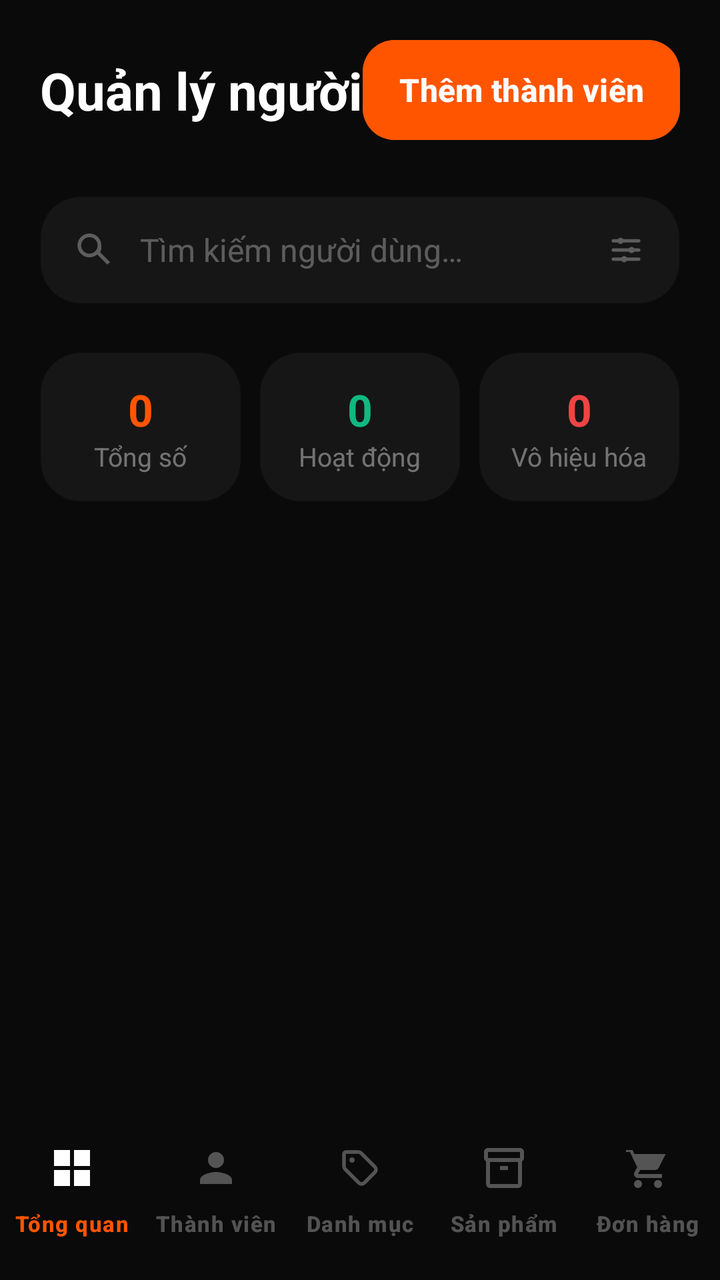
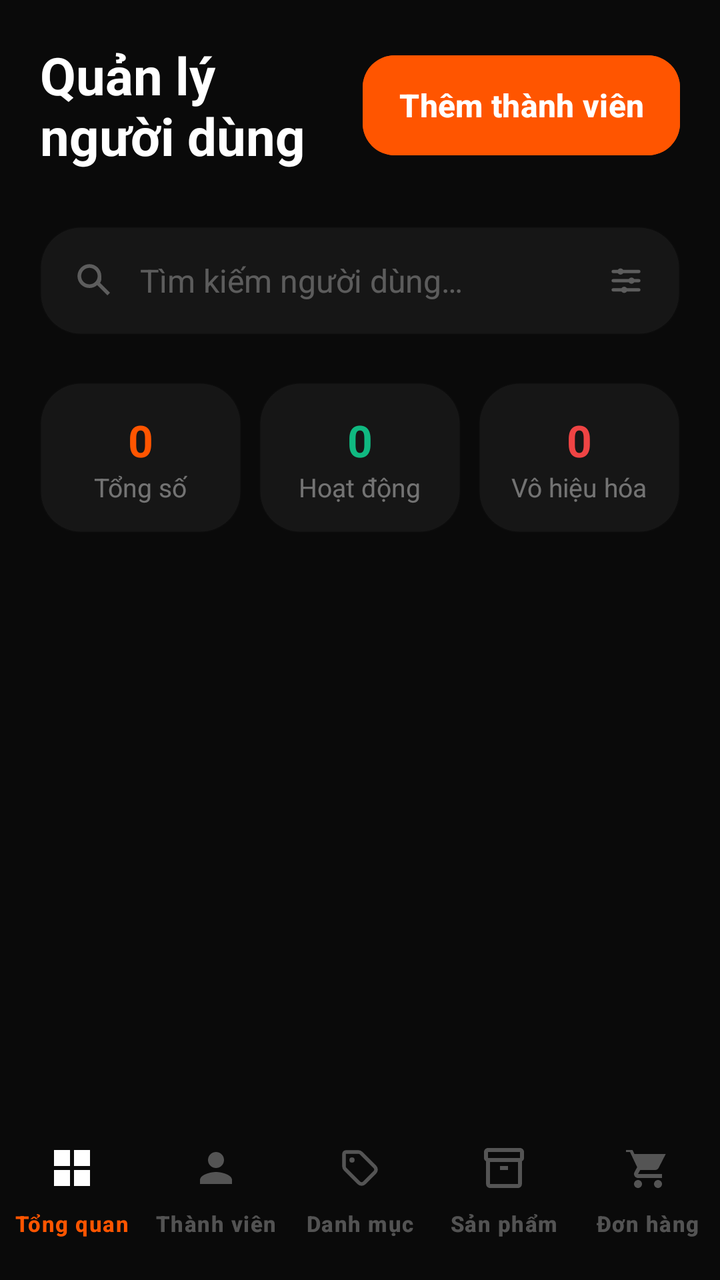

Screens rendered from an Android XML layout before and after an edit, with the pre-edit source and the edit as a unified diff.
<!-- AndroidManifest.xml: activity theme Theme.SoleStep.Admin -->
<!-- res/layout/activity_user_management.xml -->
<?xml version="1.0" encoding="utf-8"?>
<androidx.constraintlayout.widget.ConstraintLayout xmlns:android="http://schemas.android.com/apk/res/android"
    xmlns:app="http://schemas.android.com/apk/res-auto"
    xmlns:tools="http://schemas.android.com/tools"
    android:id="@+id/admin_user_management_root"
    android:layout_width="match_parent"
    android:layout_height="match_parent"
    android:background="@color/bg_dark_primary"
    tools:context=".admin.UserManagementActivity">

    <androidx.core.widget.NestedScrollView
        android:layout_width="match_parent"
        android:layout_height="0dp"
        android:clipToPadding="false"
        android:paddingBottom="24dp"
        app:layout_constraintBottom_toTopOf="@id/admin_bottom_nav"
        app:layout_constraintTop_toTopOf="parent">

        <LinearLayout
            android:layout_width="match_parent"
            android:layout_height="wrap_content"
            android:orientation="vertical"
            android:paddingHorizontal="20dp"
            android:paddingTop="20dp">

            <androidx.constraintlayout.widget.ConstraintLayout
                android:layout_width="match_parent"
                android:layout_height="wrap_content"
                android:layout_marginBottom="28dp">

                <TextView
                    android:id="@+id/tv_title"
                    android:layout_width="wrap_content"
                    android:layout_height="wrap_content"
                    android:text="@string/admin_users_title"
                    android:textColor="@color/text_dark_primary"
                    android:textSize="26sp"
                    android:textStyle="bold"
                    app:layout_constraintBottom_toBottomOf="parent"
                    app:layout_constraintStart_toStartOf="parent"
                    app:layout_constraintTop_toTopOf="parent" />

                <com.google.android.material.button.MaterialButton
                    android:id="@+id/btn_add_user"
                    android:layout_width="wrap_content"
                    android:layout_height="50dp"
                    android:backgroundTint="@color/brand_orange"
                    android:insetTop="0dp"
                    android:insetBottom="0dp"
                    android:paddingHorizontal="18dp"
                    android:text="@string/admin_btn_add_user"
                    android:textAllCaps="false"
                    android:textColor="@color/brand_white"
                    android:textSize="16sp"
                    android:textStyle="bold"
                    app:cornerRadius="16dp"
                    app:layout_constraintBottom_toBottomOf="parent"
                    app:layout_constraintEnd_toEndOf="parent"
                    app:layout_constraintTop_toTopOf="parent" />
            </androidx.constraintlayout.widget.ConstraintLayout>

            <LinearLayout
                android:layout_width="match_parent"
                android:layout_height="54dp"
                android:background="@drawable/bg_card_dark"
                android:backgroundTint="@color/bg_dark_surface_2"
                android:gravity="center_vertical"
                android:orientation="horizontal"
                android:paddingHorizontal="16dp">

                <ImageView
                    android:layout_width="22dp"
                    android:layout_height="22dp"
                    android:src="@drawable/ic_material_search"
                    app:tint="@color/text_dark_muted" />

                <EditText
                    android:layout_width="0dp"
                    android:layout_height="match_parent"
                    android:layout_weight="1"
                    android:background="@android:color/transparent"
                    android:hint="@string/admin_users_search_hint"
                    android:inputType="text"
                    android:paddingHorizontal="12dp"
                    android:textColor="@color/text_dark_primary"
                    android:textColorHint="@color/text_dark_muted"
                    android:textSize="16sp" />

                <ImageView
                    android:layout_width="22dp"
                    android:layout_height="22dp"
                    android:src="@drawable/ic_filter_sliders"
                    app:tint="@color/text_dark_muted" />
            </LinearLayout>

            <LinearLayout
                android:layout_width="match_parent"
                android:layout_height="wrap_content"
                android:layout_marginTop="24dp"
                android:orientation="horizontal">

                <LinearLayout
                    android:layout_width="0dp"
                    android:layout_height="wrap_content"
                    android:layout_marginEnd="6dp"
                    android:layout_weight="1"
                    android:background="@drawable/bg_card_dark"
                    android:backgroundTint="@color/bg_dark_surface_2"
                    android:gravity="center"
                    android:orientation="vertical"
                    android:paddingVertical="14dp">

                    <TextView
                        android:id="@+id/tv_total_users"
                        android:layout_width="wrap_content"
                        android:layout_height="wrap_content"
                        android:text="0"
                        android:textColor="@color/brand_orange"
                        android:textSize="22sp"
                        android:textStyle="bold" />

                    <TextView
                        android:layout_width="wrap_content"
                        android:layout_height="wrap_content"
                        android:text="Tổng số"
                        android:textColor="@color/text_dark_tertiary"
                        android:textSize="13sp" />
                </LinearLayout>

                <LinearLayout
                    android:layout_width="0dp"
                    android:layout_height="wrap_content"
                    android:layout_marginHorizontal="3dp"
                    android:layout_weight="1"
                    android:background="@drawable/bg_card_dark"
                    android:backgroundTint="@color/bg_dark_surface_2"
                    android:gravity="center"
                    android:orientation="vertical"
                    android:paddingVertical="14dp">

                    <TextView
                        android:id="@+id/tv_active_users"
                        android:layout_width="wrap_content"
                        android:layout_height="wrap_content"
                        android:text="0"
                        android:textColor="@color/status_success"
                        android:textSize="22sp"
                        android:textStyle="bold" />

                    <TextView
                        android:layout_width="wrap_content"
                        android:layout_height="wrap_content"
                        android:text="Hoạt động"
                        android:textColor="@color/text_dark_tertiary"
                        android:textSize="13sp" />
                </LinearLayout>

                <LinearLayout
                    android:layout_width="0dp"
                    android:layout_height="wrap_content"
                    android:layout_marginStart="6dp"
                    android:layout_weight="1"
                    android:background="@drawable/bg_card_dark"
                    android:backgroundTint="@color/bg_dark_surface_2"
                    android:gravity="center"
                    android:orientation="vertical"
                    android:paddingVertical="14dp">

                    <TextView
                        android:id="@+id/tv_inactive_users"
                        android:layout_width="wrap_content"
                        android:layout_height="wrap_content"
                        android:text="0"
                        android:textColor="@color/status_error"
                        android:textSize="22sp"
                        android:textStyle="bold" />

                    <TextView
                        android:layout_width="wrap_content"
                        android:layout_height="wrap_content"
                        android:text="@string/status_inactive"
                        android:textColor="@color/text_dark_tertiary"
                        android:textSize="13sp" />
                </LinearLayout>
            </LinearLayout>

            <androidx.recyclerview.widget.RecyclerView
                android:id="@+id/rv_users"
                android:layout_width="match_parent"
                android:layout_height="wrap_content"
                android:layout_marginTop="28dp"
                android:nestedScrollingEnabled="false" />

        </LinearLayout>
    </androidx.core.widget.NestedScrollView>

    <include
        layout="@layout/view_admin_bottom_nav"
        android:layout_width="match_parent"
        android:layout_height="wrap_content"
        app:layout_constraintBottom_toBottomOf="parent" />

</androidx.constraintlayout.widget.ConstraintLayout>
<!-- res/layout/view_admin_bottom_nav.xml (included above) -->
<?xml version="1.0" encoding="utf-8"?>
<com.google.android.material.bottomnavigation.BottomNavigationView
    xmlns:android="http://schemas.android.com/apk/res/android"
    xmlns:app="http://schemas.android.com/apk/res-auto"
    android:id="@+id/admin_bottom_nav"
    style="@style/Widget.SoleStep.BottomNavigationView.Admin"
    android:layout_width="match_parent"
    android:layout_height="wrap_content"
    app:menu="@menu/admin_bottom_nav_menu" />
<!-- resources referenced by this layout -->
<resources>
  <color name="bg_dark_primary">#0A0A0A</color>
  <color name="bg_dark_surface_2">#161616</color>
  <color name="brand_orange">#FF5500</color>
  <color name="brand_white">#FFFFFF</color>
  <color name="status_error">#EF4444</color>
  <color name="status_success">#10B981</color>
  <color name="text_dark_muted">#4DFFFFFF</color>
  <color name="text_dark_primary">#FFFFFF</color>
  <color name="text_dark_tertiary">#66FFFFFF</color>
  <!-- drawable bg_card_dark (drawable) -->
  <?xml version="1.0" encoding="utf-8"?>
  <shape xmlns:android="http://schemas.android.com/apk/res/android"
      android:shape="rectangle">
      <solid android:color="@color/bg_dark_surface_2" />
      <corners android:radius="@dimen/radius_card" />
      <stroke
          android:width="@dimen/stroke_thin"
          android:color="@color/border_dark_light" />
  </shape>
  <!-- drawable ic_material_search (drawable) -->
  <?xml version="1.0" encoding="utf-8"?>
  <vector xmlns:android="http://schemas.android.com/apk/res/android"
      android:width="24dp"
      android:height="24dp"
      android:viewportWidth="24"
      android:viewportHeight="24">
      <path
          android:fillColor="@android:color/black"
          android:pathData="M9.5,3C5.91,3 3,5.91 3,9.5S5.91,16 9.5,16c1.61,0 3.09,-0.59 4.23,-1.57L19.29,20 20.7,18.59 15.27,13.16C16.25,12.01 16,10.59 16,9.5 16,5.91 13.09,3 9.5,3zM9.5,5C11.99,5 14,7.01 14,9.5S11.99,14 9.5,14 5,11.99 5,9.5 7.01,5 9.5,5z" />
  </vector>
  <string name="admin_btn_add_user">Thêm thành viên</string>
  <string name="admin_users_search_hint">Tìm kiếm người dùng…</string>
  <string name="admin_users_title">Quản lý người dùng</string>
  <string name="status_inactive">Vô hiệu hóa</string>
  <dimen name="radius_card">20dp</dimen>
  <dimen name="stroke_thin">1dp</dimen>
  <color name="border_dark_light">#0FFFFFFF</color>
  <style name="Widget.App.Indicator" parent="Widget.Material3.BottomNavigationView.ActiveIndicator">
          <item name="android:color">@color/brand_orange</item>
          <item name="android:width">64dp</item>
          <item name="android:height">32dp</item>
          <item name="marginHorizontal">4dp</item>
          <item name="shapeAppearance">@style/ShapeAppearance.App.Indicator</item>
      </style>
  <style name="TextAppearance.SoleStep.BottomNav.Admin" parent="TextAppearance.Material3.LabelSmall">
          <item name="android:textSize">11sp</item>
          <item name="android:fontFamily">sans-serif-medium</item>
          <item name="android:textStyle">bold</item>
      </style>
  <color name="brand_orange_light">#FF8844</color>
  <color name="brand_indigo">#6366F1</color>
  <style name="ShapeAppearance.SoleStep.Small" parent="">
          <item name="cornerFamily">rounded</item>
          <item name="cornerSize">@dimen/radius_sm</item>
      </style>
  <style name="ShapeAppearance.SoleStep.Medium" parent="">
          <item name="cornerFamily">rounded</item>
          <item name="cornerSize">@dimen/radius_lg</item>
      </style>
  <style name="ShapeAppearance.SoleStep.Large" parent="">
          <item name="cornerFamily">rounded</item>
          <item name="cornerSize">@dimen/radius_2xl</item>
      </style>
  <style name="ShapeAppearance.App.Indicator" parent="ShapeAppearance.Material3.SmallComponent">
          <item name="cornerSize">50%</item>
      </style>
  <dimen name="radius_sm">8dp</dimen>
  <dimen name="radius_lg">16dp</dimen>
  <dimen name="radius_2xl">24dp</dimen>
  <!-- unchanged entries left out for length: 3 -->
</resources>

<!-- the commit's change to res/layout/activity_user_management.xml (unified diff, before → after) -->
@@ -30,13 +30,15 @@
 
                 <TextView
                     android:id="@+id/tv_title"
-                    android:layout_width="wrap_content"
-                    android:layout_height="wrap_content"
+                    android:layout_width="0dp"
+                    android:layout_height="wrap_content"
+                    android:layout_marginEnd="12dp"
                     android:text="@string/admin_users_title"
                     android:textColor="@color/text_dark_primary"
                     android:textSize="26sp"
                     android:textStyle="bold"
                     app:layout_constraintBottom_toBottomOf="parent"
+                    app:layout_constraintEnd_toStartOf="@id/btn_add_user"
                     app:layout_constraintStart_toStartOf="parent"
                     app:layout_constraintTop_toTopOf="parent" />
 
@@ -75,6 +77,7 @@
                     app:tint="@color/text_dark_muted" />
 
                 <EditText
+                    android:id="@+id/et_search_users"
                     android:layout_width="0dp"
                     android:layout_height="match_parent"
                     android:layout_weight="1"
